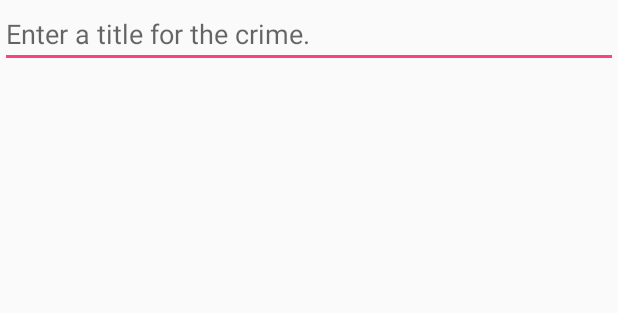
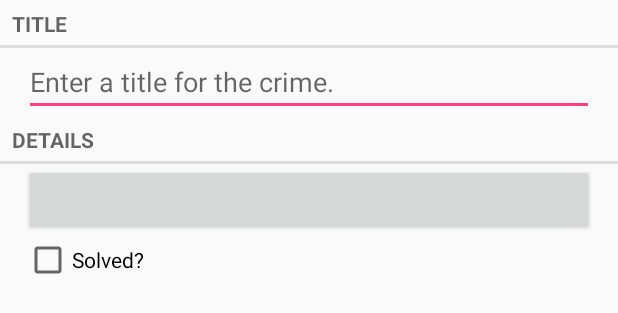
Before and after one commit to rasikag/CriminalIntent, an Android app: the layout fragment_crime.xml on its own in the app's theme, with its tools: preview values and no code run, on a phone screen of 412 x 824 dp. Shown: the top 313 px of the screen. Run offline under Robolectric (Android 15) with nearby library versions, the phone set to English and light mode, and no system bars.

Commit message:
end of chap 8

```diff
--- a/app/src/main/AndroidManifest.xml
+++ b/app/src/main/AndroidManifest.xml
@@ -8,7 +8,8 @@
         android:label="@string/app_name"
         android:supportsRtl="true"
         android:theme="@style/AppTheme">
-        <activity android:name=".CrimeActivity">
+        <activity android:name=".CrimeActivity"
+            android:label="@string/app_name">
             <intent-filter>
                 <action android:name="android.intent.action.MAIN" />
 
--- a/app/src/main/java/com/rasikagayan/android/criminalintent/Crime.java
+++ b/app/src/main/java/com/rasikagayan/android/criminalintent/Crime.java
@@ -1,5 +1,6 @@
 package com.rasikagayan.android.criminalintent;
 
+import java.util.Date;
 import java.util.UUID;
 
 /**
@@ -9,9 +10,12 @@ public class Crime {
 
     private UUID mId;
     private String mTitle;
+    private boolean mSolved;
+    private Date mDate;
 
     public Crime(){
         mId = UUID.randomUUID();
+        mDate = new Date();
     }
 
     public UUID getmId() {
@@ -25,4 +29,20 @@ public class Crime {
     public void setmTitle(String mTitle) {
         this.mTitle = mTitle;
     }
+
+    public boolean ismSolved() {
+        return mSolved;
+    }
+
+    public void setmSolved(boolean mSolved) {
+        this.mSolved = mSolved;
+    }
+
+    public Date getmDate() {
+        return mDate;
+    }
+
+    public void setmDate(Date mDate) {
+        this.mDate = mDate;
+    }
 }
--- a/app/src/main/java/com/rasikagayan/android/criminalintent/CrimeFragment.java
+++ b/app/src/main/java/com/rasikagayan/android/criminalintent/CrimeFragment.java
@@ -8,7 +8,12 @@ import android.text.TextWatcher;
 import android.view.LayoutInflater;
 import android.view.View;
 import android.view.ViewGroup;
+import android.widget.Button;
+import android.widget.CheckBox;
+import android.widget.CompoundButton;
 import android.widget.EditText;
+
+import java.util.Date;
 
 /**
  * Created by Rasika Gayan on 12/3/2015.
@@ -17,19 +22,19 @@ public class CrimeFragment extends Fragment {
 
     private Crime mCrime;
     private EditText mTitleField;
+    private CheckBox mSolvedCheckBox;
+    private Button mDateButton;
 
     @Override
     public void onCreate(Bundle savedInstanceState) {
         super.onCreate(savedInstanceState);
         mCrime = new Crime();
-
     }
 
     @Nullable
     @Override
     public View onCreateView(LayoutInflater inflater, ViewGroup container, Bundle savedInstanceState) {
         View v = inflater.inflate(R.layout.fragment_crime,container,false);
-
         mTitleField = (EditText) v.findViewById(R.id.crime_title);
 
         mTitleField.addTextChangedListener(new TextWatcher() {
@@ -49,6 +54,18 @@ public class CrimeFragment extends Fragment {
             }
         });
 
+        mDateButton = (Button) v.findViewById(R.id.crime_date);
+        mDateButton.setText(mCrime.getmDate().toString());
+        mDateButton.setEnabled(false);
+
+        mSolvedCheckBox = (CheckBox) v.findViewById(R.id.crime_solved);
+        mSolvedCheckBox.setOnCheckedChangeListener(new CompoundButton.OnCheckedChangeListener() {
+            @Override
+            public void onCheckedChanged(CompoundButton buttonView, boolean isChecked) {
+                mCrime.setmSolved(isChecked);
+            }
+        });
+
         return v;
 
     }
--- /dev/null
+++ b/app/src/main/res/layout-land/fragment_crime.xml
@@ -0,0 +1,50 @@
+<?xml version="1.0" encoding="utf-8"?>
+<LinearLayout xmlns:android="http://schemas.android.com/apk/res/android"
+    android:layout_width="match_parent"
+    android:layout_height="match_parent"
+    android:orientation="vertical">
+
+    <TextView
+        style="?android:listSeparatorTextViewStyle"
+        android:layout_width="match_parent"
+        android:layout_height="wrap_content"
+        android:text="@string/crime_title_label" />
+
+    <EditText
+        android:id="@+id/crime_title"
+        android:layout_width="match_parent"
+        android:layout_height="wrap_content"
+        android:layout_marginLeft="16dp"
+        android:layout_marginRight="16dp"
+        android:hint="@string/crime_title_hint" />
+
+    <TextView
+        style="?android:listSeparatorTextViewStyle"
+        android:layout_width="match_parent"
+        android:layout_height="wrap_content"
+        android:text="@string/crime_details_label" />
+
+    <LinearLayout
+        android:layout_width="match_parent"
+        android:layout_height="wrap_content"
+        android:layout_marginLeft="16dp"
+        android:layout_marginRight="16dp">
+
+        <Button
+            android:id="@+id/crime_date"
+            android:layout_width="wrap_content"
+            android:layout_height="wrap_content"
+            android:layout_weight="1" />
+
+        <CheckBox
+            android:id="@+id/crime_solved"
+            android:layout_width="wrap_content"
+            android:layout_height="wrap_content"
+            android:layout_weight="1"
+            android:text="@string/crime_solved_label" />
+    </LinearLayout>
+
+</LinearLayout>
+
+
+    </LinearLayout>
--- a/app/src/main/res/layout/fragment_crime.xml
+++ b/app/src/main/res/layout/fragment_crime.xml
@@ -4,10 +4,39 @@
     android:layout_height="match_parent"
     android:orientation="vertical">
 
+    <TextView
+        android:layout_width="match_parent"
+        android:layout_height="wrap_content"
+        android:text="@string/crime_title_label"
+        style="?android:listSeparatorTextViewStyle"/>
+
     <EditText
         android:layout_width="match_parent"
         android:layout_height="wrap_content"
         android:id="@+id/crime_title"
+        android:layout_marginLeft="16dp"
+        android:layout_marginRight="16dp"
         android:hint="@string/crime_title_hint"/>
+    <TextView
+        android:layout_width="match_parent"
+        android:layout_height="wrap_content"
+        android:text="@string/crime_details_label"
+        style="?android:listSeparatorTextViewStyle"/>
+
+    <Button
+        android:id="@+id/crime_date"
+        android:layout_width="match_parent"
+        android:layout_height="wrap_content"
+        android:layout_marginLeft="16dp"
+        android:layout_marginRight="16dp"/>
+
+    <CheckBox
+        android:id="@+id/crime_solved"
+        android:layout_width="match_parent"
+        android:layout_height="wrap_content"
+        android:layout_marginLeft="16dp"
+        android:layout_marginRight="16dp"
+        android:text="@string/crime_solved_label"/>
+
 
 </LinearLayout>
--- a/app/src/main/res/values/strings.xml
+++ b/app/src/main/res/values/strings.xml
@@ -1,4 +1,7 @@
 <resources>
     <string name="app_name">CriminalIntent</string>
     <string name="crime_title_hint">Enter a title for the crime.</string>
+    <string name="crime_title_label">Title</string>
+    <string name="crime_details_label">Details</string>
+    <string name="crime_solved_label">Solved?</string>
 </resources>
```
